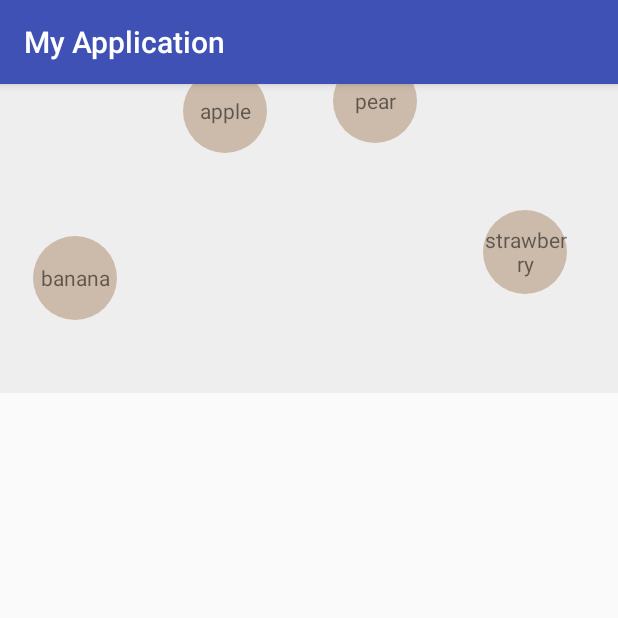
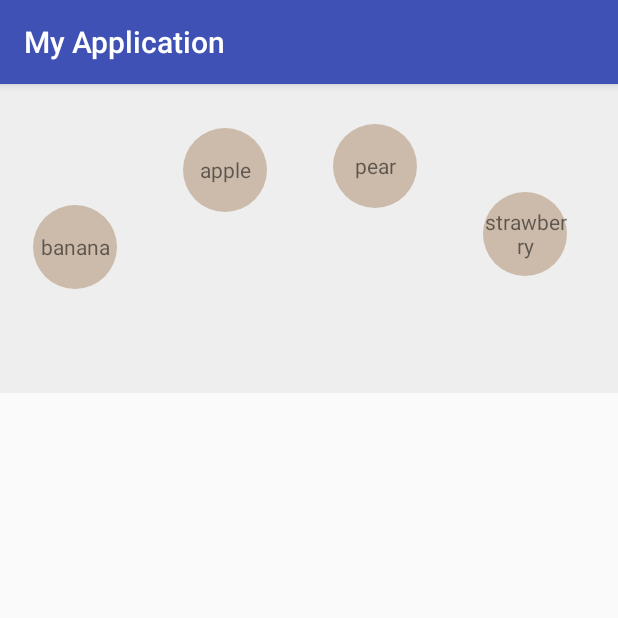
Before and after one commit to knitfaced/recyclerview-fun, an Android app: the screen it shows after launch (MainActivity), on a phone screen of 412 x 824 dp, the top half of it. Run offline under Robolectric (Android 15) with nearby library versions, the phone set to English and light mode, and no system bars.

Commit message:
more sensible item names :)

```diff
--- a/app/src/main/java/com/polly/myapplication/MainActivity.kt
+++ b/app/src/main/java/com/polly/myapplication/MainActivity.kt
@@ -15,7 +15,7 @@ class MainActivity : AppCompatActivity() {
     override fun onCreate(savedInstanceState: Bundle?) {
         super.onCreate(savedInstanceState)
         setContentView(R.layout.activity_main)
-        val thingsList : List<String> = listOf("banana", "apple", "pear", "strawberry", "cherry", "plum", "orange", "kiwi", "kumquat", "wolfberry", "dangleberry", "bumfruit")
+        val thingsList : List<String> = listOf("banana", "apple", "pear", "strawberry", "cherry", "plum", "orange", "kiwi", "kumquat", "wolfberry", "dragonfruit")
 
         val recyclerview: RecyclerView = findViewById(R.id.recyclerview) as RecyclerView
         recyclerview.adapter = ThingAdapter(thingsList)
@@ -28,9 +28,8 @@ class MainActivity : AppCompatActivity() {
         val viewWidth = resources.getDimensionPixelSize(R.dimen.item_width)
         recyclerview.layoutParams.height = screenWidth / 2
 
-        recyclerview.layoutManager = LinearLayoutManager(this, LinearLayoutManager.HORIZONTAL, false)
-//        recyclerview.layoutManager = CustomLayoutManager(this, screenWidth)
-        recyclerview.layoutManager = CustomLayoutManager5(screenWidth, viewWidth)
+//        recyclerview.layoutManager = LinearLayoutManager(this, LinearLayoutManager.HORIZONTAL, false)
+        recyclerview.layoutManager = CustomLayoutManager(this, screenWidth)
     }
 }
 
```
